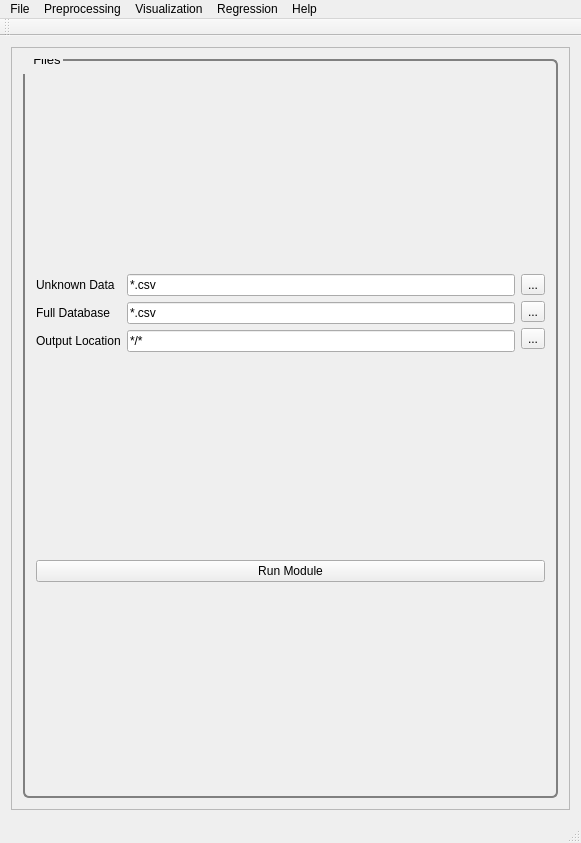
tisaconundrum2/PySAT-GUI, file src/PYSAT_Gui_UI_Forms/03_mainwindow_files.ui: the form before one commit.
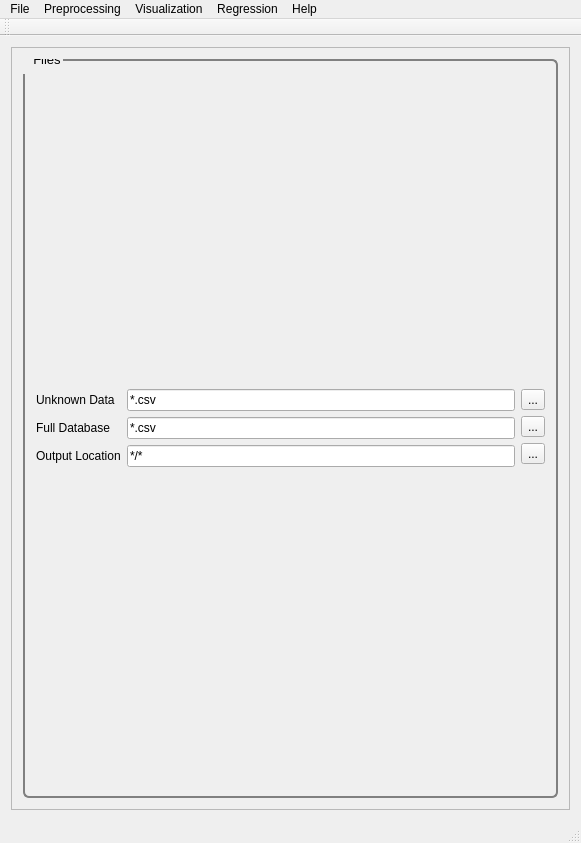
The form after the commit.

Commit message: Auto Generated Update:_

The edit to the form file:
```diff
--- a/src/PYSAT_Gui_UI_Forms/03_mainwindow_files.ui
+++ b/src/PYSAT_Gui_UI_Forms/03_mainwindow_files.ui
@@ -148,17 +148,6 @@
              </item>
             </layout>
            </item>
-           <item>
-            <layout class="QHBoxLayout" name="horizontalLayout">
-             <item>
-              <widget class="QPushButton" name="run_module_files">
-               <property name="text">
-                <string>Run Module</string>
-               </property>
-              </widget>
-             </item>
-            </layout>
-           </item>
           </layout>
          </widget>
         </item>
```
The commit also changes 2 other files.
